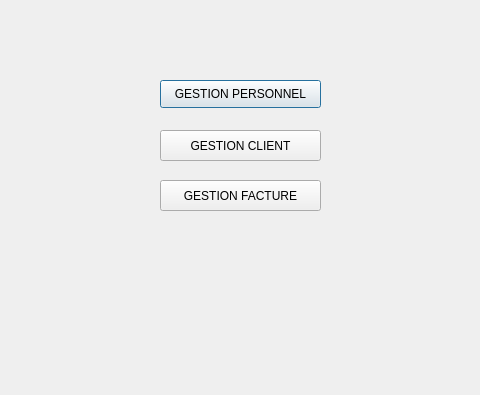
The window that menu.ui (afnen05/event_planner_2A34-) describes before a commit, drawn with Qt 5; both pictures show x 100 to 580 and y 0 to 395 of the 787 by 577 pixel window.
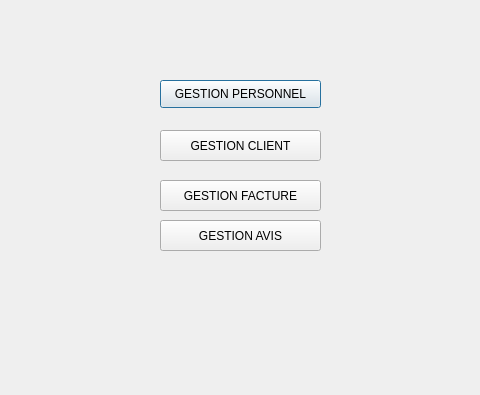
The same window after the commit.

Commit message: INTEGRATION N°4 GESTION AVIS

Patch:
```diff
--- a/menu.ui
+++ b/menu.ui
@@ -52,6 +52,19 @@
     <string>GESTION FACTURE</string>
    </property>
   </widget>
+  <widget class="QPushButton" name="pushButton_4">
+   <property name="geometry">
+    <rect>
+     <x>260</x>
+     <y>220</y>
+     <width>161</width>
+     <height>31</height>
+    </rect>
+   </property>
+   <property name="text">
+    <string>GESTION AVIS</string>
+   </property>
+  </widget>
  </widget>
  <resources/>
  <connections/>
```
The commit also changes 14 other files.
